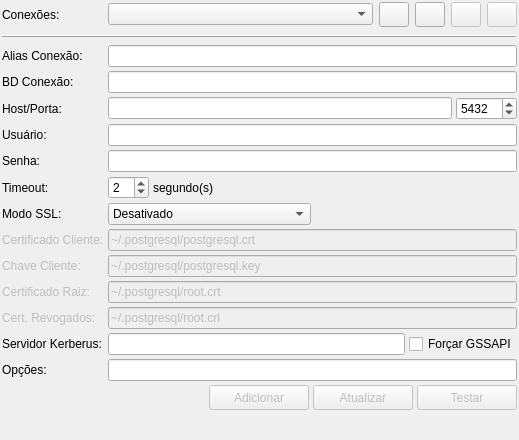
Before: the Qt Designer form pgmodeler_ui/ui/confconexoeswidget.ui in erdincay/pgmodeler-old, drawn with Qt 5.
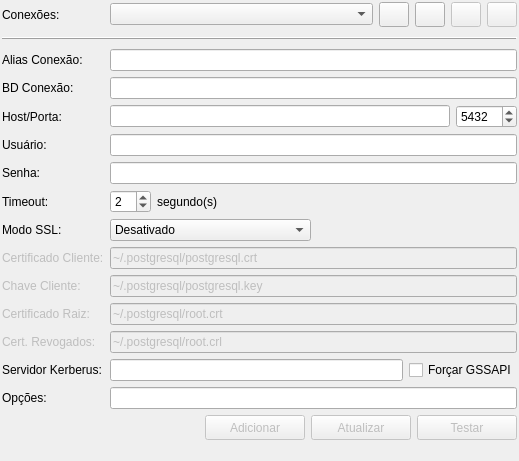
After: the same form once the commit is applied. Icons and pictures are not drawn.

```diff
--- a/pgmodeler_ui/ui/confconexoeswidget.ui
+++ b/pgmodeler_ui/ui/confconexoeswidget.ui
@@ -7,7 +7,7 @@
     <x>0</x>
     <y>0</y>
     <width>519</width>
-    <height>440</height>
+    <height>461</height>
    </rect>
   </property>
   <property name="windowTitle">
@@ -18,7 +18,7 @@
     <number>2</number>
    </property>
    <property name="spacing">
-    <number>4</number>
+    <number>6</number>
    </property>
    <item row="0" column="0">
     <widget class="QLabel" name="conexoes_lbl">
```
